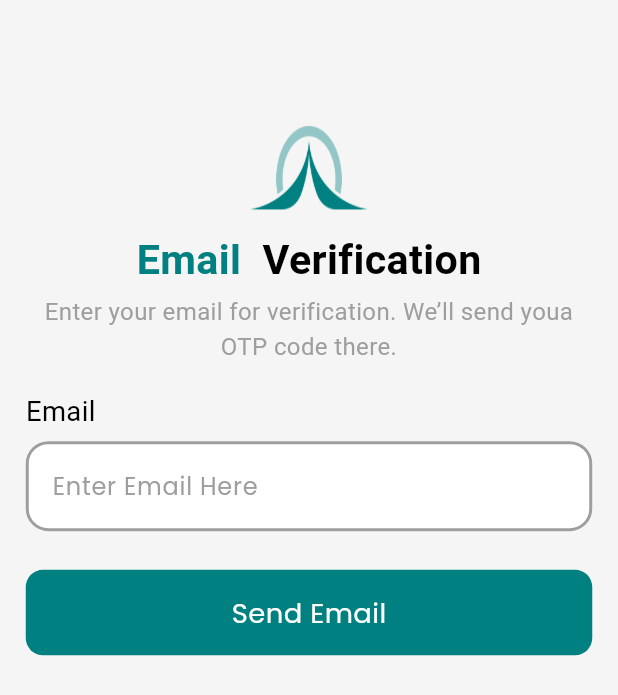
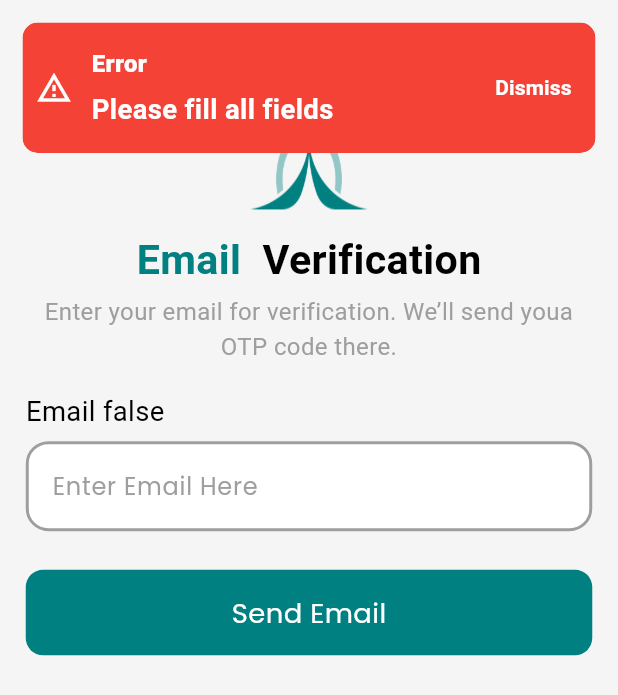
Before and after one commit to Tarikul-Islam-Shykat/pepperoniiiiiiii, a Flutter app: the EmailVerification screen opened directly, after a tap on "Send Email", on a phone screen of 412 x 824 dp. Shown: the top 695 px of the screen. Run offline on Flutter 3.47's test engine with Material 3 defaults, Android fonts, the phone set to English and light mode, and no system bars; our stand-ins replace cached_network_image, camera, flutter_easyloading, flutter_screenutil, fluttertoast, get and 6 more; accounts and stored records are empty.

```diff
--- a/lib/feature/auth/controller/email_verification_controller.dart
+++ b/lib/feature/auth/controller/email_verification_controller.dart
@@ -1,21 +1,62 @@
 import 'dart:convert';
+import 'dart:developer';
 //import 'package:firebase_messaging/firebase_messaging.dart';
 import 'package:flutter/foundation.dart';
 import 'package:http/http.dart' as http;
 import 'package:flutter/material.dart';
 import 'package:get/get.dart';
+import 'package:prettyrini/core/global_widegts/app_snackbar.dart';
+import 'package:prettyrini/core/network_caller/network_config.dart';
+import 'package:prettyrini/feature/auth/screen/otp_very_screen.dart';
 import 'package:shared_preferences/shared_preferences.dart';
 
 import '../../../core/network_caller/endpoints.dart';
 
 class EmailVerificationController extends GetxController {
   final TextEditingController emailTEController = TextEditingController();
+  final NetworkConfig _networkConfig = NetworkConfig();
 
   @override
   void onInit() {
     super.onInit();
   }
 
+  // Handle login
+  final isForgetPasswordLoading = false.obs;
+  Future<bool> forgetPassword() async {
+    if (emailTEController.text.isEmpty) {
+      AppSnackbar.show(message: 'Please fill all fields', isSuccess: false);
+      return false;
+    }
+    try {
+      isForgetPasswordLoading.value = true;
+      String email = emailTEController.text;
+      final Map<String, dynamic> requestBody = {
+        "email": email,
+      };
+      final response = await _networkConfig.ApiRequestHandler(
+        RequestMethod.POST,
+        Urls.forgotPass,
+        json.encode(requestBody),
+        is_auth: false,
+      );
+      log("message 2 ${response.toString()}");
+      if (response != null && response['success'] == true) {
+        AppSnackbar.show(
+            message: "An OTP was Sent To Your Email", isSuccess: true);
+        Get.to(OtpVeryScreen());
+        return true;
+      } else {
+        AppSnackbar.show(message: response['message'], isSuccess: false);
+        return false;
+      }
+    } catch (e) {
+      AppSnackbar.show(message: "Failed To Login $e", isSuccess: false);
+      return false;
+    } finally {
+      isForgetPasswordLoading.value = false;
+    }
+  }
 
   @override
   void onClose() {
@@ -23,6 +64,4 @@ class EmailVerificationController extends GetxController {
     emailTEController.dispose();
     super.onClose();
   }
-
-
 }
--- a/lib/feature/auth/screen/email_verification.dart
+++ b/lib/feature/auth/screen/email_verification.dart
@@ -3,8 +3,8 @@ import 'package:flutter_screenutil/flutter_screenutil.dart';
 import 'package:get/get.dart';
 import 'package:google_fonts/google_fonts.dart';
 import 'package:prettyrini/core/global_widegts/custom_text.dart';
+import 'package:prettyrini/core/global_widegts/loading_screen.dart';
 import 'package:prettyrini/feature/auth/controller/email_verification_controller.dart';
-import 'package:prettyrini/feature/auth/controller/signup_controller.dart';
 import 'package:prettyrini/feature/auth/widget/custom_booton_widget.dart';
 import 'package:prettyrini/feature/auth/widget/text_field_widget.dart';
 import '../../../core/const/app_colors.dart';
@@ -15,7 +15,6 @@ class EmailVerification extends StatelessWidget {
   EmailVerification({super.key});
   final EmailVerificationController controller =
       Get.put(EmailVerificationController());
-
   @override
   Widget build(BuildContext context) {
     return Scaffold(
@@ -57,9 +56,9 @@ class EmailVerification extends StatelessWidget {
             SizedBox(
               height: 15.h,
             ),
-            normalText(
-              text: 'Email',
-            ),
+            Obx(() => normalText(
+                  text: 'Email ${controller.isForgetPasswordLoading.value}',
+                )),
             SizedBox(
               height: 5.h,
             ),
@@ -73,15 +72,17 @@ class EmailVerification extends StatelessWidget {
             SizedBox(
               height: 20.h,
             ),
-            CustomButton(
-              onTap: () {},
-              title: Text(
-                "Send Email",
-                style:
-                    GoogleFonts.poppins(fontSize: 16.sp, color: Colors.white),
-              ),
-              color: AppColors.primaryColor,
-            ),
+            Obx(() => controller.isForgetPasswordLoading.value
+                ? loading()
+                : CustomButton(
+                    onTap: controller.forgetPassword,
+                    title: Text(
+                      "Send Email",
+                      style: GoogleFonts.poppins(
+                          fontSize: 16.sp, color: Colors.white),
+                    ),
+                    color: AppColors.primaryColor,
+                  )),
           ],
         ),
       ),
--- a/lib/main.dart
+++ b/lib/main.dart
@@ -3,8 +3,17 @@ import 'package:flutter_easyloading/flutter_easyloading.dart';
 import 'package:flutter_screenutil/flutter_screenutil.dart';
 import 'package:get/get.dart';
 import 'package:prettyrini/core/controller/theme_controller.dart';
+import 'package:prettyrini/feature/auth/screen/email_verification.dart';
+import 'package:prettyrini/feature/auth/screen/login_screen.dart';
 import 'package:prettyrini/feature/auth/screen/otp_very_screen.dart';
+import 'package:prettyrini/feature/auth/screen/sign_up_screen.dart';
 import 'package:prettyrini/feature/cart/ui/cart_ui.dart';
+import 'package:prettyrini/feature/dashboard/ui/dashboard.dart';
+import 'package:prettyrini/feature/diagnosis_v2/ui/diagnosis_image_selection.dart';
+import 'package:prettyrini/feature/forum/ui/forum_screen_ui.dart';
+import 'package:prettyrini/feature/news/ui/tips_ui.dart';
+import 'package:prettyrini/feature/profile/ui/profile_screen.dart';
+import 'package:prettyrini/feature/sales_board/ui/sales_board_ui.dart';
 import 'package:prettyrini/feature/shop/ui/shop_screen.dart';
 import 'package:shared_preferences/shared_preferences.dart';
 import 'core/const/app_colors.dart';
@@ -47,17 +56,17 @@ class MyApp extends StatelessWidget {
         // initialRoute: AppRoute.splashScreen,
         // builder: EasyLoading.init(),
         // home: LoginScreen(),
-        // home: SignUpScreen(),
-        home: OtpVeryScreen(),
+        //   home: SignUpScreen(),
+        // home: OtpVeryScreen(),
         // home: EmailVerification(),
         // home: ShopScreen(),
         // home: HomeScreen(),
         // home: CameraScreen(),
         // home: ProfileScreen(),
         // home: NewsUi(),
-        // home: ForumScreen(),
-        // home: SalesBoardScreen(),
-        // home: ImageSelectionScreen(),
+        //home: ForumScreen(),
+        //home: SalesBoardScreen(),
+        home: ImageSelectionScreen(),
         // home: CartScreen(),
       ),
     );
```
